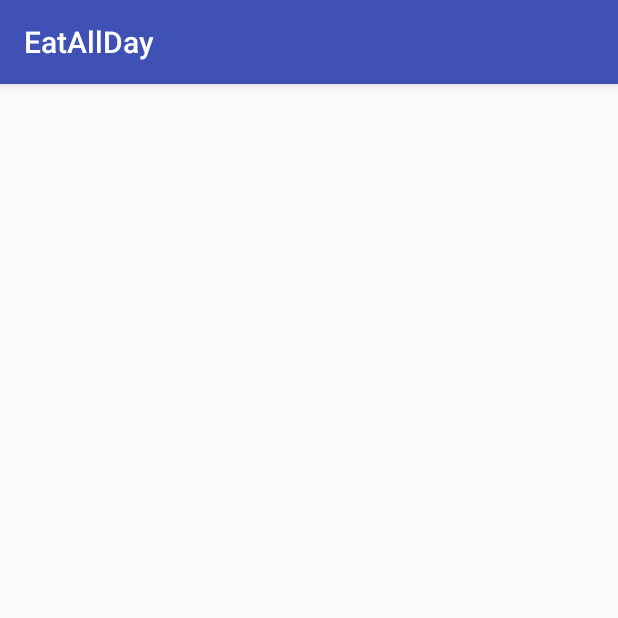
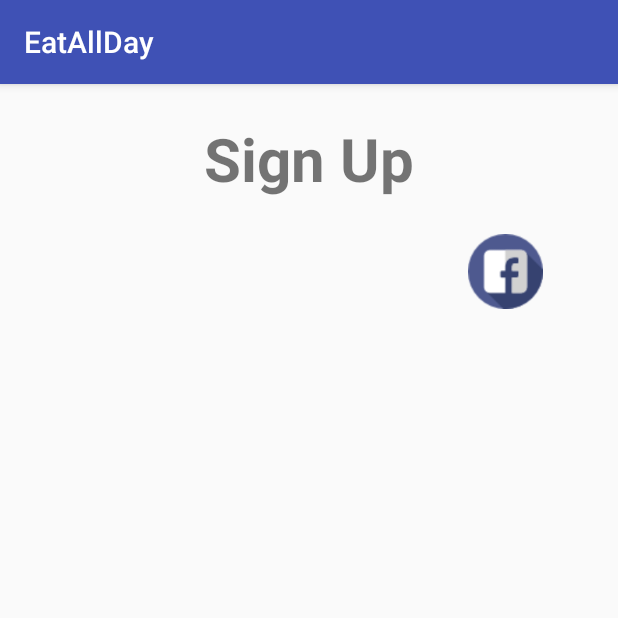
Before and after one commit to tiwipabmin/final_project_android, an Android app: the SignUpActivity screen opened directly, with no data from a screen before it, on a phone screen of 412 x 824 dp, the top half of it. Run offline under Robolectric (Android 15) with nearby library versions, the phone set to English and light mode, and no system bars.

Commit message:
add library for cennection with firebase, add repository of google, arrange layout on the activity_sign_up.xml

```diff
--- a/EatAllDay/app/build.gradle
+++ b/EatAllDay/app/build.gradle
@@ -24,7 +24,7 @@ dependencies {
     androidTestCompile('com.android.support.test.espresso:espresso-core:2.2.2', {
         exclude group: 'com.android.support', module: 'support-annotations'
     })
-    compile 'com.android.support:appcompat-v7:26.+'
+    compile 'com.android.support:appcompat-v7:26.1.0'
     compile 'com.android.support.constraint:constraint-layout:1.0.2'
     testCompile 'junit:junit:4.12'
 
@@ -32,4 +32,7 @@ dependencies {
     compile 'com.wrapp.floatlabelededittext:library:0.0.6'
     compile 'info.hoang8f:fbutton:1.0.5'
     compile 'com.github.dmytrodanylyk.shadow-layout:library:1.0.3'
+    compile 'com.google.firebase:firebase-database:11.4.2'
 }
+
+apply plugin: 'com.google.gms.google-services'
--- a/EatAllDay/app/src/main/res/layout/activity_sign_in.xml
+++ b/EatAllDay/app/src/main/res/layout/activity_sign_in.xml
@@ -52,11 +52,11 @@
                 float:fletPadding="2dp">
 
                 <EditText
-                    android:id="@+id/et_e-mail"
+                    android:id="@+id/et_email"
                     android:layout_width="match_parent"
                     android:layout_height="wrap_content"
                     android:hint="@string/hint_email"
-                    android:inputType="text" />
+                    android:inputType="textEmailAddress" />
 
             </com.wrapp.floatlabelededittext.FloatLabeledEditText>
 
--- a/EatAllDay/app/src/main/res/layout/activity_sign_up.xml
+++ b/EatAllDay/app/src/main/res/layout/activity_sign_up.xml
@@ -1,9 +1,40 @@
 <?xml version="1.0" encoding="utf-8"?>
-<android.support.constraint.ConstraintLayout xmlns:android="http://schemas.android.com/apk/res/android"
+<LinearLayout xmlns:android="http://schemas.android.com/apk/res/android"
     xmlns:app="http://schemas.android.com/apk/res-auto"
     xmlns:tools="http://schemas.android.com/tools"
     android:layout_width="match_parent"
     android:layout_height="match_parent"
+    android:orientation="vertical"
     tools:context="kmitl.it13.millibear.eatallday.SignUpActivity">
 
-</android.support.constraint.ConstraintLayout>
+    <TextView
+        android:layout_width="match_parent"
+        android:layout_height="100dp"
+        android:gravity="center"
+        android:text="@string/sign_up"
+        android:textAlignment="center"
+        android:textSize="40sp"
+        android:textStyle="bold" />
+
+    <RelativeLayout
+        android:layout_width="match_parent"
+        android:layout_height="wrap_content">
+
+        <ImageView
+            android:layout_width="50dp"
+            android:layout_height="50dp"
+            android:background="@drawable/ic_circle_facebook"
+            android:layout_alignParentRight="true"
+            android:layout_marginRight="50dp"/>
+
+    </RelativeLayout>
+
+    <LinearLayout
+        android:layout_width="match_parent"
+        android:layout_height="50dp">
+
+
+
+    </LinearLayout>
+
+</LinearLayout>
--- a/EatAllDay/build.gradle
+++ b/EatAllDay/build.gradle
@@ -6,6 +6,7 @@ buildscript {
     }
     dependencies {
         classpath 'com.android.tools.build:gradle:2.3.3'
+        classpath 'com.google.gms:google-services:3.1.1'
 
         // NOTE: Do not place your application dependencies here; they belong
         // in the individual module build.gradle files
@@ -15,6 +16,9 @@ buildscript {
 allprojects {
     repositories {
         jcenter()
+        maven {
+            url "https://maven.google.com" // Google's Maven repository
+        }
     }
 }
 
```
Also changed, not shown: EatAllDay/app/src/main/java/kmitl/it13/millibear/eatallday/SignInActivity.java (+29 -1 lines), EatAllDay/app/src/main/res/drawable/ic_circle_facebook.png (added).
